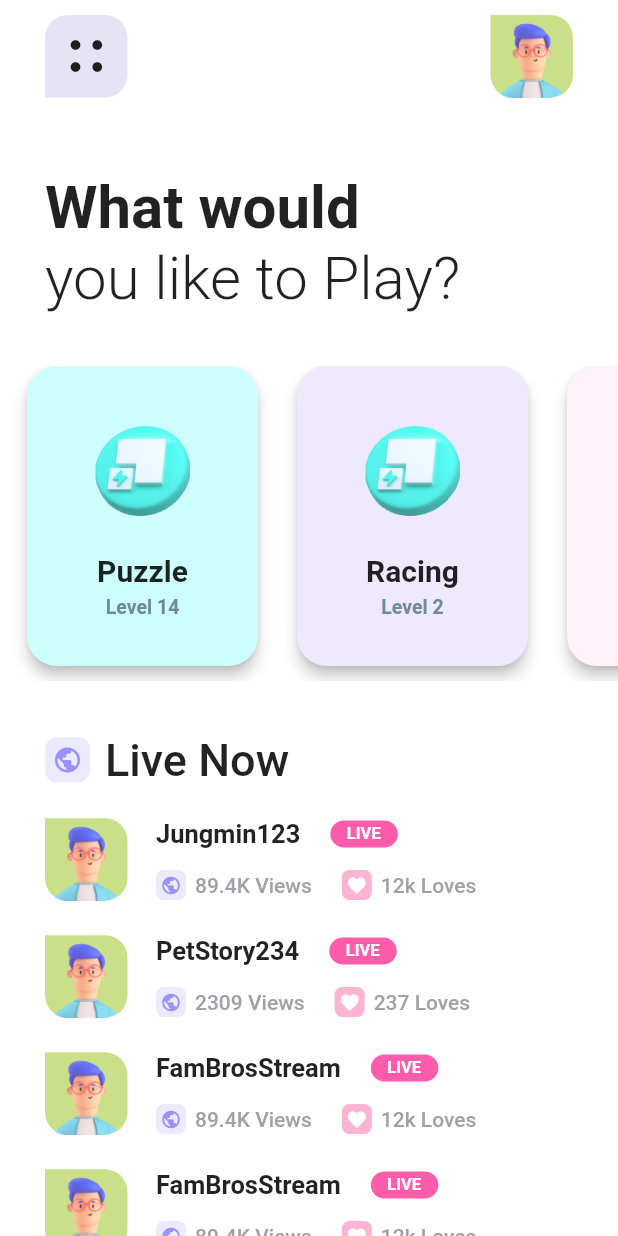
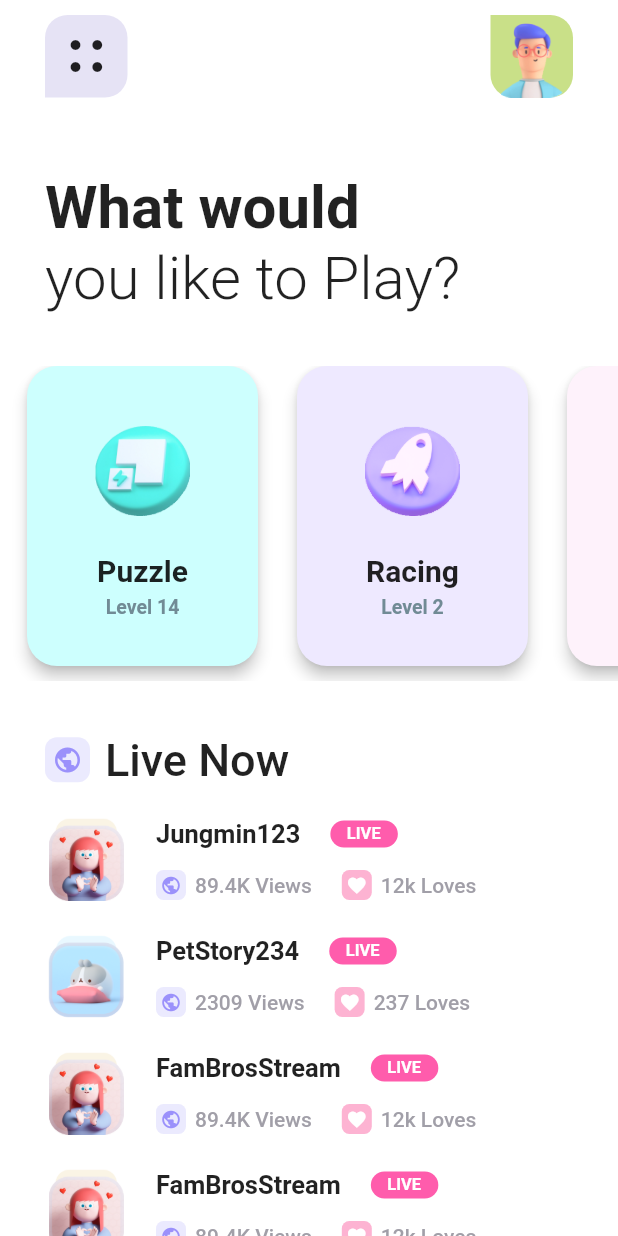
Before and after one commit to hipsterreed/portfolio, a Flutter app: the screen it shows after launch, on a phone screen of 412 x 824 dp. Run offline on Flutter 3.47's test engine with Material 2 defaults, Android fonts, the phone set to English and light mode, and no system bars.

Commit message:
Added additional images for players and racing game

```diff
--- a/lib/pages/dribbble_implementations/game_streaming_app/game_streaming_app_page.dart
+++ b/lib/pages/dribbble_implementations/game_streaming_app/game_streaming_app_page.dart
@@ -61,12 +61,12 @@ class _GameStreamingAppState extends State<GameStreamingApp> {
   /* START HEADER BAR WIDGET */
   Widget _buildHeaderBarWidget() {
     double containerSize = 55.0;
-
+    String imagePath = 'assets/images/dribbble_game_streaming_app.png';
     return Row(
       children: [
         _buildLeadingHeaderButton(containerSize),
         Spacer(),
-        _buildTrailingHeaderButton(containerSize),
+        _buildTrailingHeaderButton(containerSize, imagePath),
       ],
     );
   }
@@ -74,25 +74,25 @@ class _GameStreamingAppState extends State<GameStreamingApp> {
   Widget _buildLeadingHeaderButton(double containerSize) {
     double containerPadding = 13.0;
     double circleIconSize = 8.0;
-    Radius borderRadius = Radius.circular(15.0);
+    Radius radius = Radius.circular(15.0);
+    BorderRadius bRadius = BorderRadius.only(topLeft: radius, topRight: radius, bottomRight: radius);
     return InkWell(
       child: Container(
         width: containerSize,
         height: containerSize,
         padding: EdgeInsets.all(containerPadding),
-        decoration: BoxDecoration(
-          color: const Color(0xffe6e3f5),
-          borderRadius: BorderRadius.only(topLeft: borderRadius, topRight: borderRadius, bottomRight: borderRadius),
-        ),
+        decoration: BoxDecoration(color: const Color(0xffe6e3f5), borderRadius: bRadius),
         child: GridView.count(
           crossAxisCount: 2,
           children: List.generate(4, (index) => Icon(Icons.circle, size: circleIconSize)),
         ),
       ),
+      customBorder: RoundedRectangleBorder(borderRadius: bRadius),
+      onTap: () => setState(() {}),
     );
   }
 
-  Widget _buildTrailingHeaderButton(double containerSize) {
+  Widget _buildTrailingHeaderButton(double containerSize, String imagePath) {
     Radius borderRadius = Radius.circular(15.0);
     return InkWell(
       child: Container(
@@ -102,7 +102,7 @@ class _GameStreamingAppState extends State<GameStreamingApp> {
           color: const Color(0xffc9e088),
           borderRadius: BorderRadius.only(bottomLeft: borderRadius, topRight: borderRadius, bottomRight: borderRadius),
         ),
-        child: Image(image: AssetImage('assets/images/dribbble_game_streaming_app.png')),
+        child: Image(image: AssetImage(imagePath)),
       ),
     );
   }
@@ -126,7 +126,7 @@ class _GameStreamingAppState extends State<GameStreamingApp> {
   Widget _buildGameListWidget() {
     List<Map<String, dynamic>> games = [
       {'name': 'Puzzle', 'level': '14', 'color': Color(0xffcdfffe), 'imagePath': 'assets/images/power_teal.png'},
-      {'name': 'Racing', 'level': '2', 'color': Color(0xffeee9ff), 'imagePath': 'assets/images/power_teal.png'},
+      {'name': 'Racing', 'level': '2', 'color': Color(0xffeee9ff), 'imagePath': 'assets/images/rocket_purple.png'},
       {'name': 'FPS', 'level': '2', 'color': Color(0xfffef2fb), 'imagePath': 'assets/images/power_teal.png'},
       {'name': 'FPS', 'level': '2', 'color': Color(0xfffef2fb), 'imagePath': 'assets/images/power_teal.png'},
       {'name': 'FPS', 'level': '2', 'color': Color(0xfffef2fb), 'imagePath': 'assets/images/power_teal.png'},
@@ -154,13 +154,15 @@ class _GameStreamingAppState extends State<GameStreamingApp> {
   }
 
   Widget _buildGameCard(Map<String, dynamic> game) {
+    BorderRadius borderRadius = BorderRadius.circular(20.0);
     return Container(
       width: 170.0,
       child: Card(
         color: game['color'],
         margin: EdgeInsets.only(left: 8, right: 8, bottom: 10),
         elevation: 4,
-        shape: RoundedRectangleBorder(borderRadius: BorderRadius.circular(20)),
+        shape: RoundedRectangleBorder(borderRadius: borderRadius),
+        child: InkWell(
           child: Column(
             children: <Widget>[
               SizedBox(height: 40.0),
@@ -176,6 +178,9 @@ class _GameStreamingAppState extends State<GameStreamingApp> {
                   )),
             ],
           ),
+          customBorder: RoundedRectangleBorder(borderRadius: borderRadius),
+          onTap: () => setState(() {}),
+        ),
       ),
     );
   }
@@ -184,14 +189,14 @@ class _GameStreamingAppState extends State<GameStreamingApp> {
   /* START LIVE CHANNEL LIST WIDGET */
   Widget _buildLiveChannelList() {
     List<Map<String, dynamic>> liveChannels = [
-      {'name': 'Jungmin123', 'viewCount': '89.4K', 'loves': '12k'},
-      {'name': 'PetStory234', 'viewCount': '2309', 'loves': '237'},
-      {'name': 'FamBrosStream', 'viewCount': '89.4K', 'loves': '12k'},
-      {'name': 'FamBrosStream', 'viewCount': '89.4K', 'loves': '12k'},
-      {'name': 'FamBrosStream', 'viewCount': '89.4K', 'loves': '12k'},
-      {'name': 'FamBrosStream', 'viewCount': '89.4K', 'loves': '12k'},
-      {'name': 'FamBrosStream', 'viewCount': '89.4K', 'loves': '12k'},
-      {'name': 'FamBrosStream', 'viewCount': '89.4K', 'loves': '12k'},
+      {'name': 'Jungmin123', 'viewCount': '89.4K', 'loves': '12k', 'imagePath': 'assets/images/player1.png'},
+      {'name': 'PetStory234', 'viewCount': '2309', 'loves': '237', 'imagePath': 'assets/images/player2.png'},
+      {'name': 'FamBrosStream', 'viewCount': '89.4K', 'loves': '12k', 'imagePath': 'assets/images/player1.png'},
+      {'name': 'FamBrosStream', 'viewCount': '89.4K', 'loves': '12k', 'imagePath': 'assets/images/player1.png'},
+      {'name': 'FamBrosStream', 'viewCount': '89.4K', 'loves': '12k', 'imagePath': 'assets/images/player1.png'},
+      {'name': 'FamBrosStream', 'viewCount': '89.4K', 'loves': '12k', 'imagePath': 'assets/images/player1.png'},
+      {'name': 'FamBrosStream', 'viewCount': '89.4K', 'loves': '12k', 'imagePath': 'assets/images/player1.png'},
+      {'name': 'FamBrosStream', 'viewCount': '89.4K', 'loves': '12k', 'imagePath': 'assets/images/player1.png'},
     ];
 
     return Container(
@@ -229,11 +234,18 @@ class _GameStreamingAppState extends State<GameStreamingApp> {
   }
 
   Widget _buildLiveChannelRow(Map<String, dynamic> liveChannel) {
-    return Padding(
+    return InkWell(
+      child: Padding(
         padding: const EdgeInsets.symmetric(vertical: 8.0),
         child: Row(
           children: [
-          _buildTrailingHeaderButton(55.0),
+            // _buildTrailingHeaderButton(55.0, liveChannel['imagePath']),
+
+            Container(
+              height: 55.0,
+              width: 55.0,
+              child: Image(image: AssetImage(liveChannel['imagePath'])),
+            ),
             Padding(
               padding: const EdgeInsets.fromLTRB(15, 0, 0, 0),
               child: Column(
@@ -316,6 +328,8 @@ class _GameStreamingAppState extends State<GameStreamingApp> {
             )
           ],
         ),
+      ),
+      onTap: () => setState(() {}),
     );
   }
   /* END LIVE CHANNEL LIST WIDGET */
```
Also changed, not shown: assets/images/player1.png (added), assets/images/player2.png (added), assets/images/rocket_purple.png (added), pubspec.lock. Lines whose indentation alone changed are shown as unchanged.
